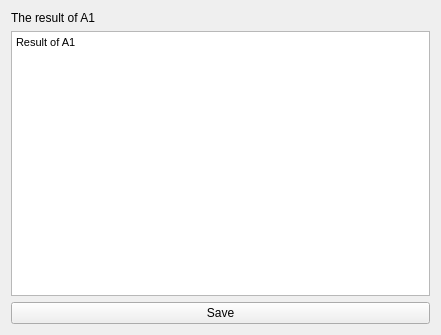
Old version of the form QtWidgetsApplication1/Result_details.ui in the repository livy365/SEMM.
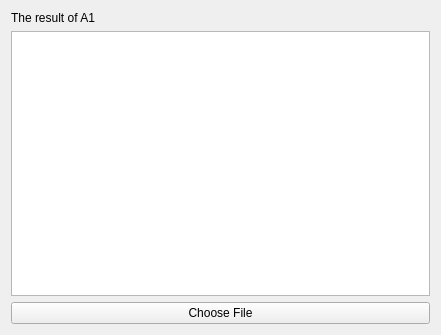
New version of the form.

Diff of the .ui file:
```diff
--- a/QtWidgetsApplication1/Result_details.ui
+++ b/QtWidgetsApplication1/Result_details.ui
@@ -14,31 +14,23 @@
    <string>Result_details</string>
   </property>
   <layout class="QGridLayout" name="gridLayout">
-   <item row="0" column="0">
+   <item row="0" column="1">
     <widget class="QLabel" name="label">
      <property name="text">
       <string>The result of A1</string>
      </property>
     </widget>
    </item>
-   <item row="1" column="0">
-    <widget class="QTextEdit" name="textEdit">
-     <property name="html">
-      <string>&lt;!DOCTYPE HTML PUBLIC &quot;-//W3C//DTD HTML 4.0//EN&quot; &quot;http://www.w3.org/TR/REC-html40/strict.dtd&quot;&gt;
-&lt;html&gt;&lt;head&gt;&lt;meta name=&quot;qrichtext&quot; content=&quot;1&quot; /&gt;&lt;style type=&quot;text/css&quot;&gt;
-p, li { white-space: pre-wrap; }
-&lt;/style&gt;&lt;/head&gt;&lt;body style=&quot; font-family:'MS Shell Dlg 2'; font-size:8pt; font-weight:400; font-style:normal;&quot;&gt;
-&lt;p style=&quot; margin-top:0px; margin-bottom:0px; margin-left:0px; margin-right:0px; -qt-block-indent:0; text-indent:0px;&quot;&gt;Result of A1&lt;/p&gt;&lt;/body&gt;&lt;/html&gt;</string>
-     </property>
-    </widget>
-   </item>
-   <item row="2" column="0">
+   <item row="2" column="1">
     <widget class="QPushButton" name="pushButton">
      <property name="text">
-      <string>Save</string>
+      <string>Choose File</string>
      </property>
     </widget>
    </item>
+   <item row="1" column="1">
+    <widget class="QTextBrowser" name="textBrowser"/>
+   </item>
   </layout>
  </widget>
  <layoutdefault spacing="6" margin="11"/>
```
